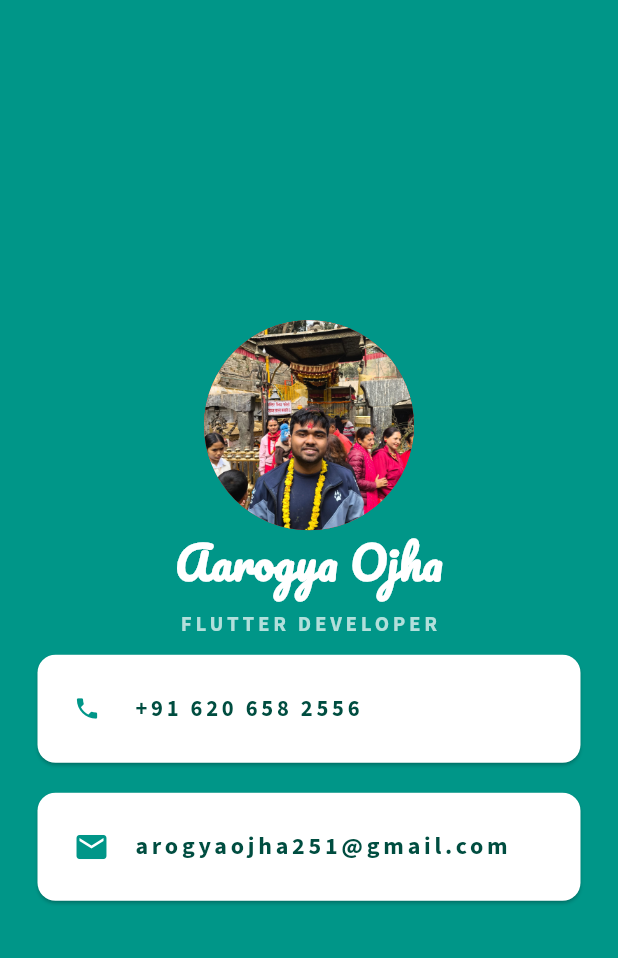
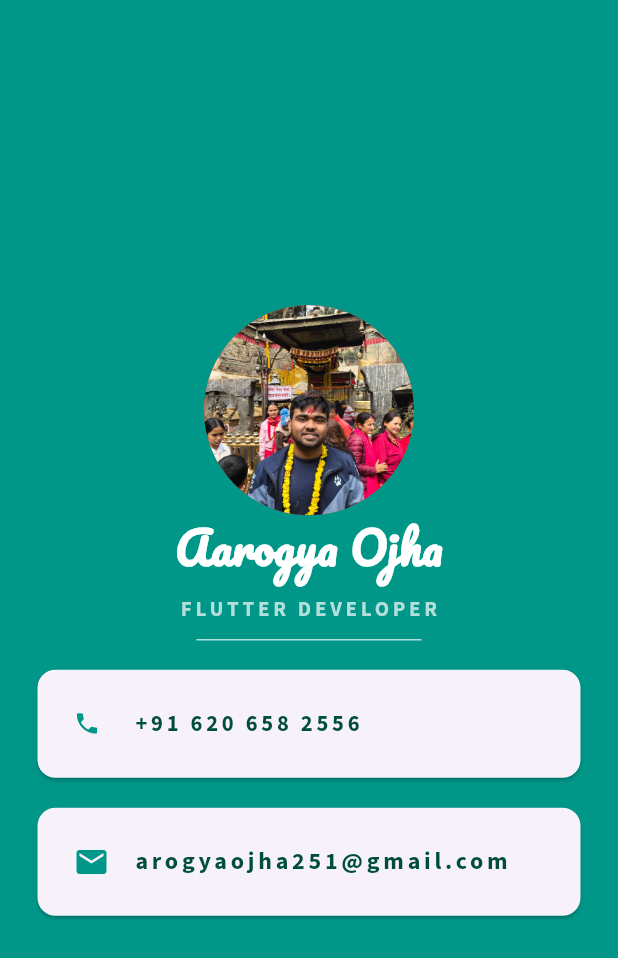
Before and after one commit to aarogyaojha/mi_card_flutter, a Flutter app: the screen it shows after launch, on a phone screen of 412 x 824 dp. Shown: the top 958 px of the screen. Run offline on Flutter 3.47's test engine with Material 3 defaults, Android fonts, the phone set to English and light mode, and no system bars.

Commit message:
adding a divider

```diff
--- a/lib/main.dart
+++ b/lib/main.dart
@@ -16,7 +16,6 @@ class MyApp extends StatelessWidget {
         body: SafeArea(
           child: Column(
             mainAxisAlignment: MainAxisAlignment.center,
-            crossAxisAlignment: CrossAxisAlignment.center,
             children: [
               CircleAvatar(
                 radius: 70.0,
@@ -42,8 +41,12 @@ class MyApp extends StatelessWidget {
                   letterSpacing: 2.5,
                 ),
               ),
+              SizedBox(
+                height: 20,
+                width: 150.0,
+                child: Divider(color: Colors.teal.shade100),
+              ),
               Card(
-                color: Colors.white,
                 margin: EdgeInsets.symmetric(vertical: 10, horizontal: 25),
                 child: Padding(
                   padding: const EdgeInsets.all(8.0),
@@ -64,7 +67,6 @@ class MyApp extends StatelessWidget {
               ),
               Card(
                 margin: EdgeInsets.symmetric(vertical: 10, horizontal: 25),
-                color: Colors.white,
                 child: Padding(
                   padding: const EdgeInsets.all(8.0),
                   child: ListTile(
```
